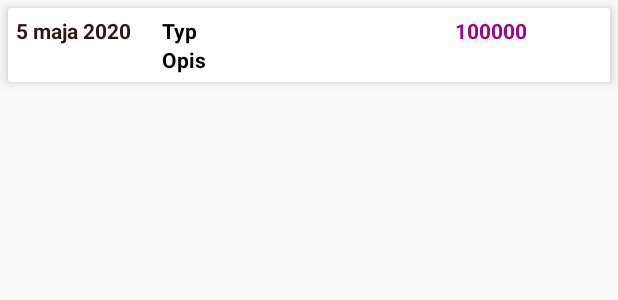
After one commit to pieetrus/Money-Manager, an Android app: the layout expense_recycler_data.xml on its own in the app's theme, with its tools: preview values and no code run, on a phone screen of 412 x 824 dp. The commit adds this screen. Shown: the top 300 px of the screen. Run offline under Robolectric (Android 15) with nearby library versions, the phone set to English and light mode, and no system bars.

Commit message:
Add income and expense recycler

```diff
--- /dev/null
+++ b/app/src/main/res/layout/expense_recycler_data.xml
@@ -0,0 +1,83 @@
+<?xml version="1.0" encoding="utf-8"?>
+<androidx.cardview.widget.CardView xmlns:android="http://schemas.android.com/apk/res/android"
+    android:layout_width="match_parent"
+    android:layout_height="wrap_content"
+    xmlns:app="http://schemas.android.com/apk/res-auto"
+    xmlns:tools="http://schemas.android.com/tools"
+    app:cardElevation="5dp"
+    app:elevation="5dp"
+    android:layout_margin="5dp">
+
+    <LinearLayout
+        android:layout_width="match_parent"
+        android:layout_height="wrap_content"
+        android:orientation="horizontal"
+        android:layout_margin="5dp">
+        <RelativeLayout
+            android:layout_width="0dp"
+            android:layout_height="wrap_content"
+            android:layout_weight="1">
+            <TextView
+                android:layout_width="match_parent"
+                android:layout_height="wrap_content"
+                tools:text="5 maja 2020"
+                android:textColor="@color/date_color"
+                android:textAppearance="?android:textAppearanceSmall"
+                android:textStyle="bold"
+                android:id="@+id/tv_date_expense"
+                />
+
+        </RelativeLayout>
+
+        <RelativeLayout
+            android:layout_width="0dp"
+            android:layout_height="wrap_content"
+            android:layout_weight="2">
+            <TextView
+                android:layout_width="match_parent"
+                android:layout_height="wrap_content"
+                tools:text="Typ"
+                android:maxLines="1"
+                android:textColor="@android:color/black"
+                android:textAppearance="?android:textAppearanceSmall"
+                android:textStyle="bold"
+                android:id="@+id/tv_type_expense"
+                />
+
+            <TextView
+                android:layout_width="match_parent"
+                android:layout_height="wrap_content"
+                tools:text="Opis"
+                android:maxLines="1"
+                android:textColor="@android:color/black"
+                android:textAppearance="?android:textAppearanceSmall"
+                android:layout_below="@+id/tv_type_expense"
+                android:textStyle="bold"
+                android:id="@+id/tv_note_expense"
+                />
+
+        </RelativeLayout>
+        <RelativeLayout
+            android:layout_width="0dp"
+            android:layout_height="wrap_content"
+            android:layout_weight="1">
+            <TextView
+                android:layout_width="match_parent"
+                android:layout_height="wrap_content"
+                tools:text="100000"
+                android:textColor="@color/expense_amount"
+                android:textAppearance="?android:textAppearanceSmall"
+                android:textStyle="bold"
+                android:id="@+id/tv_amount_expense"
+                />
+
+        </RelativeLayout>
+
+
+
+
+
+    </LinearLayout>
+
+
+</androidx.cardview.widget.CardView>
--- a/app/src/main/res/values/colors.xml
+++ b/app/src/main/res/values/colors.xml
@@ -9,6 +9,12 @@
     <color name="dashboard_color">#123BB6</color>
     <color name="income_color">#492144</color>
     <color name="expense_color">#977921</color>
+    <color name="income_fragment_background">#FFF1F3FC</color>
+    <color name="date_color">#2E1717</color>
+    <color name="expense_amount">#9A0693</color>
+
+
+
 
 
 </resources>
```
Also changed, not shown: app/src/main/res/layout/fragment_income.xml (+62 -5 lines), app/src/main/res/layout/income_recycler_data.xml (added, +82 -0 lines).
